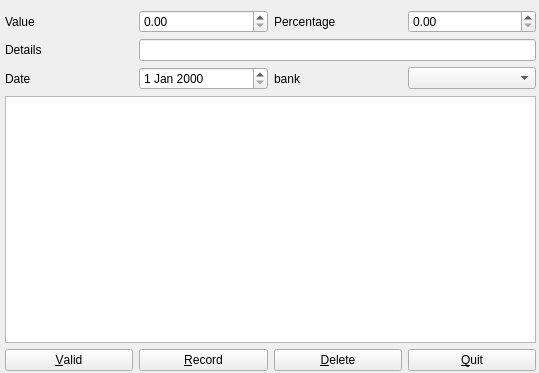
This is plugins/accountmanagerplugin/movements/movementsviewer.ui in FreeHealth/freehealth as Qt 5 draws it before an edit. The edited form follows.
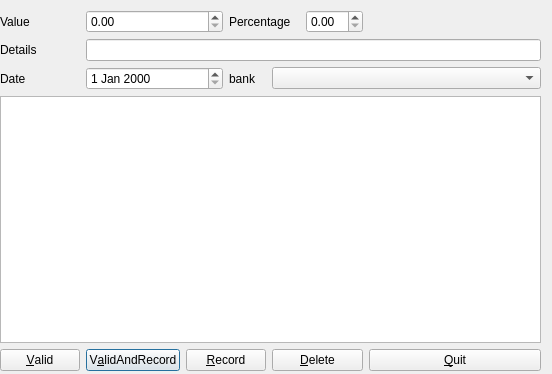
This is the edited form.

Patch:
```diff
--- a/plugins/accountmanagerplugin/movements/movementsviewer.ui
+++ b/plugins/accountmanagerplugin/movements/movementsviewer.ui
@@ -6,19 +6,19 @@
    <rect>
     <x>0</x>
     <y>0</y>
-    <width>539</width>
-    <height>373</height>
+    <width>552</width>
+    <height>374</height>
    </rect>
   </property>
   <property name="windowTitle">
    <string>Movements</string>
   </property>
-  <widget class="QWidget" name="">
+  <widget class="QWidget" name="layoutWidget">
    <property name="geometry">
     <rect>
-     <x>5</x>
+     <x>0</x>
      <y>10</y>
-     <width>531</width>
+     <width>541</width>
      <height>361</height>
     </rect>
    </property>
@@ -33,10 +33,10 @@
       </property>
      </widget>
     </item>
-    <item row="0" column="1">
+    <item row="0" column="1" colspan="2">
      <widget class="QDoubleSpinBox" name="valueDoubleSpinBox"/>
     </item>
-    <item row="0" column="2">
+    <item row="0" column="3" colspan="2">
      <widget class="QLabel" name="percentLabel">
       <property name="text">
        <string>Percentage</string>
@@ -49,9 +49,22 @@
       </property>
      </widget>
     </item>
-    <item row="0" column="3">
+    <item row="0" column="5">
      <widget class="QDoubleSpinBox" name="percentDoubleSpinBox"/>
     </item>
+    <item row="0" column="6">
+     <spacer name="horizontalSpacer">
+      <property name="orientation">
+       <enum>Qt::Horizontal</enum>
+      </property>
+      <property name="sizeHint" stdset="0">
+       <size>
+        <width>40</width>
+        <height>20</height>
+       </size>
+      </property>
+     </spacer>
+    </item>
     <item row="1" column="0">
      <widget class="QLabel" name="detailsLabel">
       <property name="text">
@@ -65,7 +78,7 @@
       </property>
      </widget>
     </item>
-    <item row="1" column="1" colspan="3">
+    <item row="1" column="1" colspan="6">
      <widget class="QLineEdit" name="detailsEdit"/>
     </item>
     <item row="2" column="0">
@@ -81,10 +94,10 @@
       </property>
      </widget>
     </item>
-    <item row="2" column="1">
+    <item row="2" column="1" colspan="2">
      <widget class="QDateEdit" name="dateEdit"/>
     </item>
-    <item row="2" column="2">
+    <item row="2" column="3">
      <widget class="QLabel" name="bankLabel">
       <property name="text">
        <string>bank</string>
@@ -94,10 +107,17 @@
       </property>
      </widget>
     </item>
-    <item row="2" column="3">
-     <widget class="QComboBox" name="bankComboBox"/>
+    <item row="2" column="4" colspan="3">
+     <widget class="QComboBox" name="bankComboBox">
+      <property name="minimumSize">
+       <size>
+        <width>200</width>
+        <height>0</height>
+       </size>
+      </property>
+     </widget>
     </item>
-    <item row="3" column="0" colspan="4">
+    <item row="3" column="0" colspan="7">
      <widget class="QTableView" name="tableView"/>
     </item>
     <item row="4" column="0">
@@ -108,20 +128,30 @@
      </widget>
     </item>
     <item row="4" column="1">
+     <widget class="QPushButton" name="valAndRecButton">
+      <property name="text">
+       <string>V&amp;alidAndRecord</string>
+      </property>
+      <property name="default">
+       <bool>true</bool>
+      </property>
+     </widget>
+    </item>
+    <item row="4" column="2" colspan="2">
      <widget class="QPushButton" name="recordButton">
       <property name="text">
        <string>&amp;Record</string>
       </property>
      </widget>
     </item>
-    <item row="4" column="2">
-     <widget class="QPushButton" name="pushButton">
+    <item row="4" column="4" colspan="2">
+     <widget class="QPushButton" name="deleteButton">
       <property name="text">
        <string>&amp;Delete</string>
       </property>
      </widget>
     </item>
-    <item row="4" column="3">
+    <item row="4" column="6">
      <widget class="QPushButton" name="quitButton">
       <property name="text">
        <string>&amp;Quit</string>
```
Left out of the diff: 3 changed lines with no effect on the pictures.
